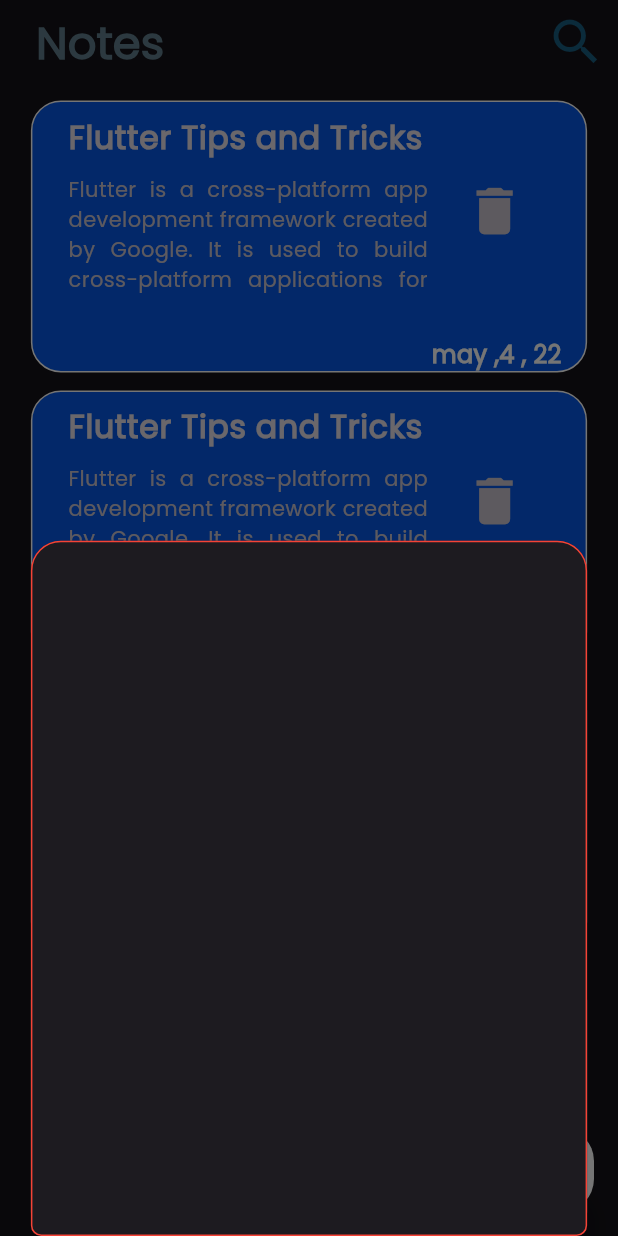
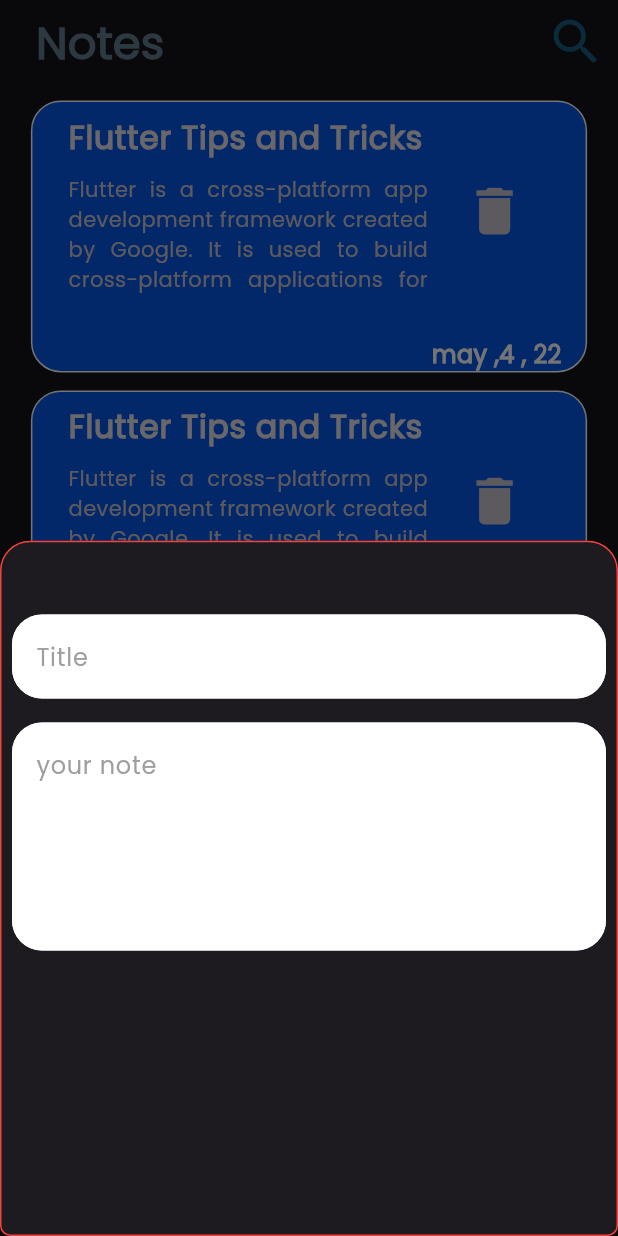
Before and after one commit to belalSoliman/notesy, a Flutter app: the screen it shows after launch, after a tap on the "add" icon, on a phone screen of 412 x 824 dp. Run offline on Flutter 3.47's test engine with Material 3 defaults, Android fonts, the light colour scheme and no system bars; drawn by our look-alikes of auto_size_text.

Commit message:
Add Custom TextField to ModalSheet Widget
This commit introduces a new CustomTextField widget and integrates it into the
ModalSheet widget. The CustomTextField widget is designed to be flexible,
allowing for a variable number of lines and a customizable title. It features
styling for filled background, border, and focused states to enhance user
experience. The ModalSheet widget now includes two instances of the
CustomTextField: one for a single-line title input and another for a
multi-line note input. This enhancement improves the functionality and
usability of the ModalSheet, providing a clear and structured input interface
for users.

```diff
--- a/lib/views/widget/modal_sheet.dart
+++ b/lib/views/widget/modal_sheet.dart
@@ -1,4 +1,6 @@
 import 'package:flutter/material.dart';
+
+import 'text_field.dart';
 
 class ModalSheet extends StatelessWidget {
   const ModalSheet({super.key});
@@ -7,9 +9,19 @@
   Widget build(BuildContext context) {
     return Container(
         height: MediaQuery.of(context).size.height * 0.7,
-        width: MediaQuery.of(context).size.width * 0.9,
-        child: const Column(
-          children: [],
+        width: MediaQuery.of(context).size.width * 1,
+        child: Column(
+          children: [
+            SizedBox(height: MediaQuery.of(context).size.height * 0.05),
+            const CustoemTextFiled(
+              title: 'Title',
+              lines: 1,
+            ),
+            const CustoemTextFiled(
+              title: 'your note',
+              lines: 5,
+            ),
+          ],
         ));
   }
 }
--- /dev/null
+++ b/lib/views/widget/text_field.dart
@@ -0,0 +1,34 @@
+import 'package:flutter/material.dart';
+
+class CustoemTextFiled extends StatelessWidget {
+  const CustoemTextFiled({super.key, required this.title, required this.lines});
+  final String title;
+  final int lines;
+  @override
+  Widget build(BuildContext context) {
+    return Padding(
+      padding: const EdgeInsets.all(8.0),
+      child: TextField(
+          maxLines: lines,
+          style: const TextStyle(color: Colors.black),
+          decoration: InputDecoration(
+            filled: true,
+            fillColor: Colors.white,
+            border: OutlineInputBorder(
+              borderRadius: BorderRadius.circular(20),
+              borderSide: const BorderSide(color: Colors.white),
+            ),
+            enabledBorder: OutlineInputBorder(
+              borderRadius: BorderRadius.circular(20),
+              borderSide: const BorderSide(color: Colors.white),
+            ),
+            focusedBorder: OutlineInputBorder(
+              borderRadius: BorderRadius.circular(20),
+              borderSide: const BorderSide(color: Colors.greenAccent),
+            ),
+            hintText: title,
+            hintStyle: const TextStyle(color: Colors.grey),
+          )),
+    );
+  }
+}
```
